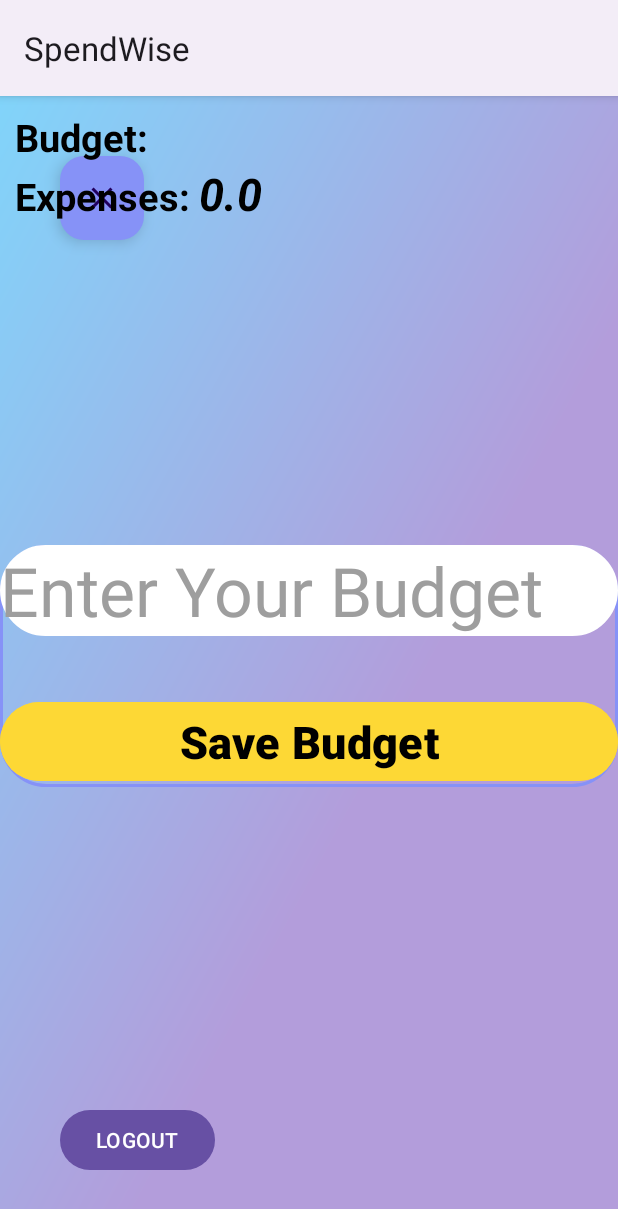
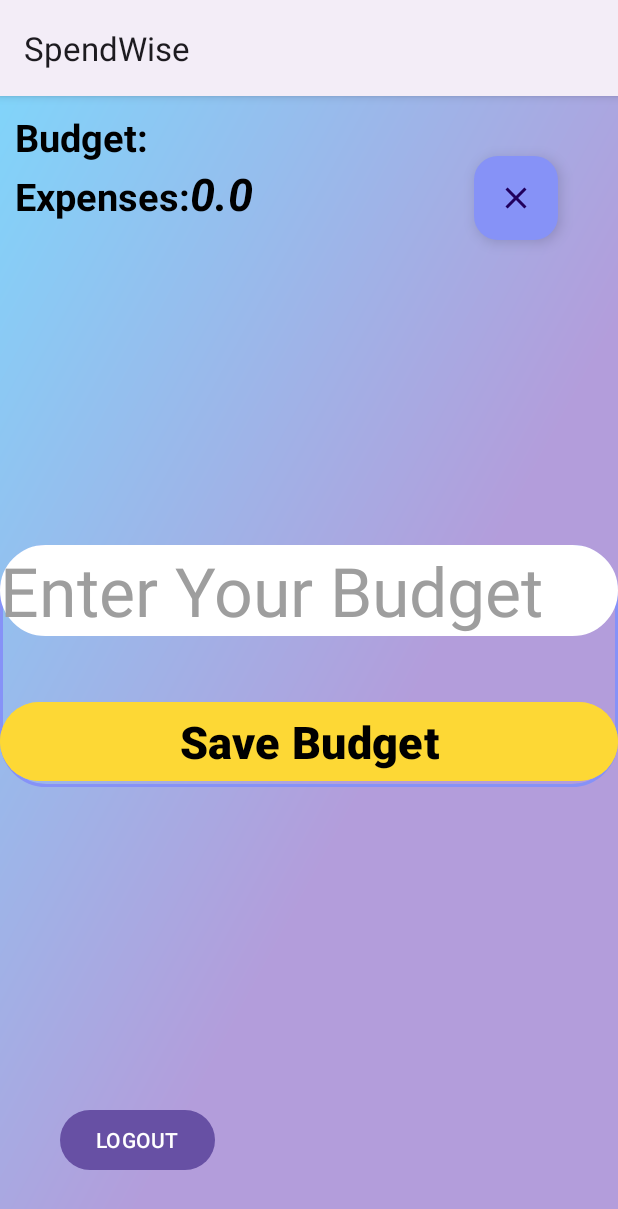
Before and after one commit to NadavDaniel1/SpendWise, an Android app: the screen it shows after launch once a user with an empty profile is signed in (MainActivity), after a tap on "SET BUDGET", on a phone screen of 412 x 824 dp. Shown: the top 1209 px of the screen. Run offline under Robolectric (Android 15) with nearby library versions, the phone set to English and light mode, and no system bars; our stand-ins replace Firebase (no records; nobody signed in at launch, a user with empty details on screens opened directly).

Commit message:
initial commit

```diff
--- a/app/src/main/java/com/example/spendwise/DetailActivity.java
+++ b/app/src/main/java/com/example/spendwise/DetailActivity.java
@@ -2,12 +2,10 @@ package com.example.spendwise;
 
 import android.os.Bundle;
 
-import androidx.activity.EdgeToEdge;
+
 import androidx.appcompat.app.AppCompatActivity;
 import androidx.appcompat.widget.AppCompatImageView;
-import androidx.core.graphics.Insets;
-import androidx.core.view.ViewCompat;
-import androidx.core.view.WindowInsetsCompat;
+
 
 import com.bumptech.glide.Glide;
 import com.google.android.material.textview.MaterialTextView;
--- a/app/src/main/java/com/example/spendwise/Fragments/BudgetFragment.java
+++ b/app/src/main/java/com/example/spendwise/Fragments/BudgetFragment.java
@@ -1,12 +1,10 @@
 package com.example.spendwise.Fragments;
 
-import static android.app.Activity.RESULT_OK;
+
 
 import android.content.Intent;
 import android.os.Bundle;
 
-import androidx.activity.OnBackPressedCallback;
-import androidx.appcompat.app.AlertDialog;
 import androidx.appcompat.widget.AppCompatEditText;
 import androidx.fragment.app.Fragment;
 import androidx.lifecycle.ViewModelProvider;
@@ -16,9 +14,8 @@ import android.view.View;
 import android.view.ViewGroup;
 
 import com.example.spendwise.Data.BudgetViewModel;
-import com.example.spendwise.Data.DataManager;
 import com.example.spendwise.MainActivity;
-import com.example.spendwise.Model.Transaction;
+
 import com.example.spendwise.R;
 import com.google.android.material.button.MaterialButton;
 import com.google.android.material.floatingactionbutton.FloatingActionButton;
@@ -29,7 +26,7 @@ public class BudgetFragment extends Fragment {
     AppCompatEditText budgetManager_EDIT_budget;
     MaterialButton budgetManager_BTN_save;
     private BudgetViewModel budgetViewModel;
-    private Integer budget = 0;
+
 
     public BudgetFragment() {
         // Required empty public constructor
--- a/app/src/main/java/com/example/spendwise/Model/Transaction.java
+++ b/app/src/main/java/com/example/spendwise/Model/Transaction.java
@@ -1,6 +1,6 @@
 package com.example.spendwise.Model;
 
-import android.widget.Toast;
+
 
 public class Transaction {
 
--- a/app/src/main/java/com/example/spendwise/RegisterActivity.java
+++ b/app/src/main/java/com/example/spendwise/RegisterActivity.java
@@ -113,6 +113,7 @@ public class RegisterActivity extends AppCompatActivity {
 
     private void insertRegisterDataToDB() {
         String id = FirebaseAuth.getInstance().getUid();
+        if(id != null)
         registerDatabase = FirebaseDatabase.getInstance().getReference().child("SpendWise").child(id);
     }
 
--- a/app/src/main/java/com/example/spendwise/UploadActivity.java
+++ b/app/src/main/java/com/example/spendwise/UploadActivity.java
@@ -101,8 +101,7 @@ public class UploadActivity extends AppCompatActivity {
     }
 
     private void updateTheBudget(double newAmount) {
-        double transactionAmount = newAmount;
-        double remainingBudget = budgetViewModel.calculateRemainingBudget(transactionAmount);
+        double remainingBudget = budgetViewModel.calculateRemainingBudget(newAmount);
         // Update the ViewModel's budget with the new value
         budgetViewModel.setMutableBudget(remainingBudget);
         budgetViewModel.setMutableExpense(newAmount);
--- a/app/src/main/res/layout/activity_detail.xml
+++ b/app/src/main/res/layout/activity_detail.xml
@@ -13,9 +13,9 @@
         android:id="@+id/detail_name"
         android:layout_width="wrap_content"
         android:layout_height="wrap_content"
-        android:text="Category"
+        android:text="@string/category"
         android:layout_marginTop="14dp"
-        android:textSize="24dp"
+        android:textSize="24sp"
         android:layout_gravity="center"
         android:layout_marginBottom="12dp"
         android:textColor="@color/lavender" />
@@ -35,7 +35,7 @@
         android:layout_height="wrap_content"
         android:layout_marginTop="10dp"
         android:padding="20dp"
-        android:text="Date"
+        android:text="@string/date"
         android:textSize="25sp"
         android:textColor="@color/lavender"/>
 
--- a/app/src/main/res/layout/activity_login.xml
+++ b/app/src/main/res/layout/activity_login.xml
@@ -79,7 +79,7 @@
         android:id="@+id/login_register_now"
         android:layout_width="match_parent"
         android:layout_height="wrap_content"
-        android:text="Click to register"
+        android:text="@string/click_to_register"
         android:textStyle="bold"
         android:textSize="25sp"
         android:textColor="@color/cyan_A200"
--- a/app/src/main/res/layout/activity_main.xml
+++ b/app/src/main/res/layout/activity_main.xml
@@ -9,7 +9,7 @@
     android:background="@drawable/bg_app"
     tools:context=".MainActivity">
 
-    <FrameLayout xmlns:android="http://schemas.android.com/apk/res/android"
+    <FrameLayout
         android:id="@+id/main_FRAME_budget_manager"
         android:layout_width="match_parent"
         android:layout_height="match_parent">
@@ -24,8 +24,6 @@
         android:layout_width="wrap_content"
         android:layout_height="wrap_content"
         android:orientation="horizontal"
-        android:layout_alignParentLeft="true"
-        android:layout_alignParentTop="true"
         android:layout_marginLeft="10dp"
         android:layout_marginTop="10dp">
 
@@ -33,7 +31,7 @@
             android:id="@+id/main_LBL_budget"
             android:layout_width="wrap_content"
             android:layout_height="wrap_content"
-            android:text="Budget: "
+            android:text="@string/budget"
             android:textSize="25sp"
             android:textStyle="bold"
             android:textColor="@color/black"></com.google.android.material.textview.MaterialTextView>
@@ -42,7 +40,7 @@
             android:id="@+id/main_LBL_price"
             android:layout_width="wrap_content"
             android:layout_height="wrap_content"
-            android:text="0"
+            android:text="@string/initial_price"
             android:textStyle="italic|bold"
             android:textColor="@color/black"
             android:textSize="30sp" />
@@ -53,8 +51,6 @@
         android:layout_width="wrap_content"
         android:layout_height="wrap_content"
         android:orientation="horizontal"
-        android:layout_alignParentLeft="true"
-        android:layout_alignParentBottom="true"
         android:layout_marginBottom="115dp"
 
         android:layout_marginLeft="10dp">
@@ -63,7 +59,7 @@
             android:id="@+id/main_LBL_expense"
             android:layout_width="wrap_content"
             android:layout_height="wrap_content"
-            android:text="Expenses: "
+            android:text="@string/expenses"
             android:textSize="25sp"
             android:textStyle="bold"
             android:textColor="@color/black"></com.google.android.material.textview.MaterialTextView>
@@ -72,7 +68,7 @@
             android:id="@+id/main_LBL_price_expense"
             android:layout_width="wrap_content"
             android:layout_height="wrap_content"
-            android:text="0"
+            android:text="@string/initial_price"
             android:textStyle="italic|bold"
             android:textColor="@color/black"
             android:textSize="30sp" />
@@ -84,7 +80,7 @@
         android:id="@+id/main_BTN_setBudget"
         android:layout_width="wrap_content"
         android:layout_height="wrap_content"
-        android:text="SET BUDGET"
+        android:text="@string/set_budget"
         android:layout_marginRight="16dp"
         android:layout_marginTop="10dp"
         android:layout_alignParentRight="true"
@@ -104,7 +100,7 @@
         android:id="@+id/main_user_details"
         android:layout_width="wrap_content"
         android:layout_height="wrap_content"
-        android:text="email-user"
+        android:text="@string/email_user"
         android:textStyle="bold"
         android:textSize="20sp"/>
 
@@ -112,7 +108,7 @@
         android:id="@+id/main_BTN_logout"
         android:layout_width="wrap_content"
         android:layout_height="wrap_content"
-        android:text="LOGOUT"/>
+        android:text="@string/logout"/>
     </LinearLayout>
 
     <androidx.recyclerview.widget.RecyclerView
--- a/app/src/main/res/layout/fragment_budget.xml
+++ b/app/src/main/res/layout/fragment_budget.xml
@@ -15,6 +15,7 @@
         android:layout_width="wrap_content"
         android:layout_height="wrap_content"
         android:layout_margin="40dp"
+        android:layout_alignParentRight="true"
         android:backgroundTint="@color/lavender"
         android:clickable="true"
         android:src="@drawable/baseline_close_24" />
--- a/app/src/main/res/layout/progress_layout.xml
+++ b/app/src/main/res/layout/progress_layout.xml
@@ -16,7 +16,7 @@
         android:layout_width="0dp"
         android:layout_height="match_parent"
         android:layout_weight="4"
-        android:text="Loading.."
+        android:text="@string/loading"
         android:textSize="18sp"
         android:textColor="@color/lavender"
         android:gravity="start|center_vertical"/>
--- a/app/src/main/res/layout/recycler_item.xml
+++ b/app/src/main/res/layout/recycler_item.xml
@@ -29,7 +29,7 @@
             android:id="@+id/recName"
             android:layout_width="120dp"
             android:layout_height="25dp"
-            android:text="Category"
+            android:text="@string/category"
             android:textColor="@color/lavender"
             android:textSize="20sp"
             android:layout_toEndOf="@id/recImage"
@@ -40,7 +40,7 @@
             android:id="@+id/recAmount"
             android:layout_width="80dp"
             android:layout_height="25dp"
-            android:text="Amount"
+            android:text="@string/amount"
             android:textColor="@color/lavender"
             android:textSize="16sp"
             android:textAlignment="center"
@@ -52,7 +52,7 @@
             android:id="@+id/recDate"
             android:layout_width="140dp"
             android:layout_height="15dp"
-            android:text="Date"
+            android:text="@string/date"
             android:textColor="@color/lavender"
             android:textSize="12sp"
             android:layout_toEndOf="@id/recImage"
--- a/app/src/main/res/values/strings.xml
+++ b/app/src/main/res/values/strings.xml
@@ -9,4 +9,20 @@
     <string name="click_to_log_in">Click to log-in</string>
     <!-- TODO: Remove or change this placeholder text -->
     <string name="hello_blank_fragment">Hello blank fragment</string>
+    <string name="category">Category</string>
+    <string name="date">Date</string>
+    <string name="budget">Budget:</string>
+    <string name="initial_price">0</string>
+    <string name="expenses">Expenses:</string>
+    <string name="set_budget">SET BUDGET</string>
+    <string name="email_user">email-user</string>
+    <string name="logout">LOGOUT</string>
+    <string name="add_new_transaction">Add New Transaction</string>
+    <string name="enter_transaction_name">Enter transaction name</string>
+    <string name="enter_transaction_amount">Enter transaction amount</string>
+    <string name="enter_transaction_date_day_month_year">Enter transaction date: day/month/year</string>
+    <string name="save">Save</string>
+    <string name="loading">Loading..</string>
+    <string name="amount">Amount</string>
+    <string name="click_to_register">Click to register</string>
 </resources>
```
Also changed, not shown: app/src/main/java/com/example/spendwise/Data/DataManager.java (+1 -7 lines), app/src/main/res/layout/activity_upload.xml (+6 -6 lines).
